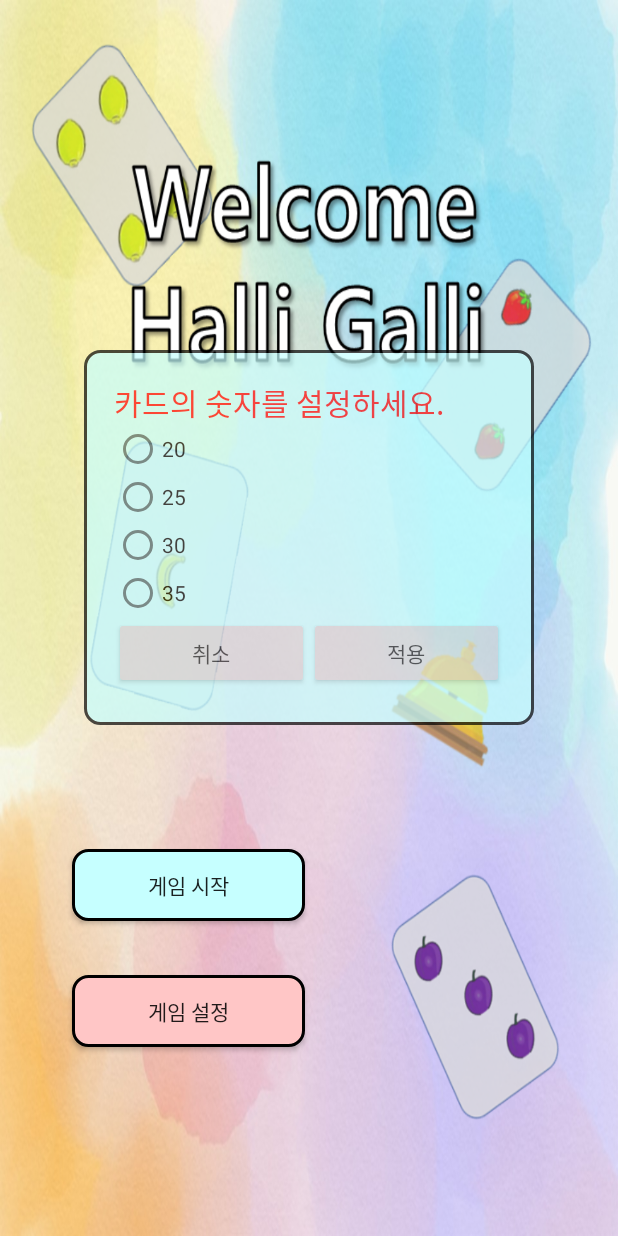
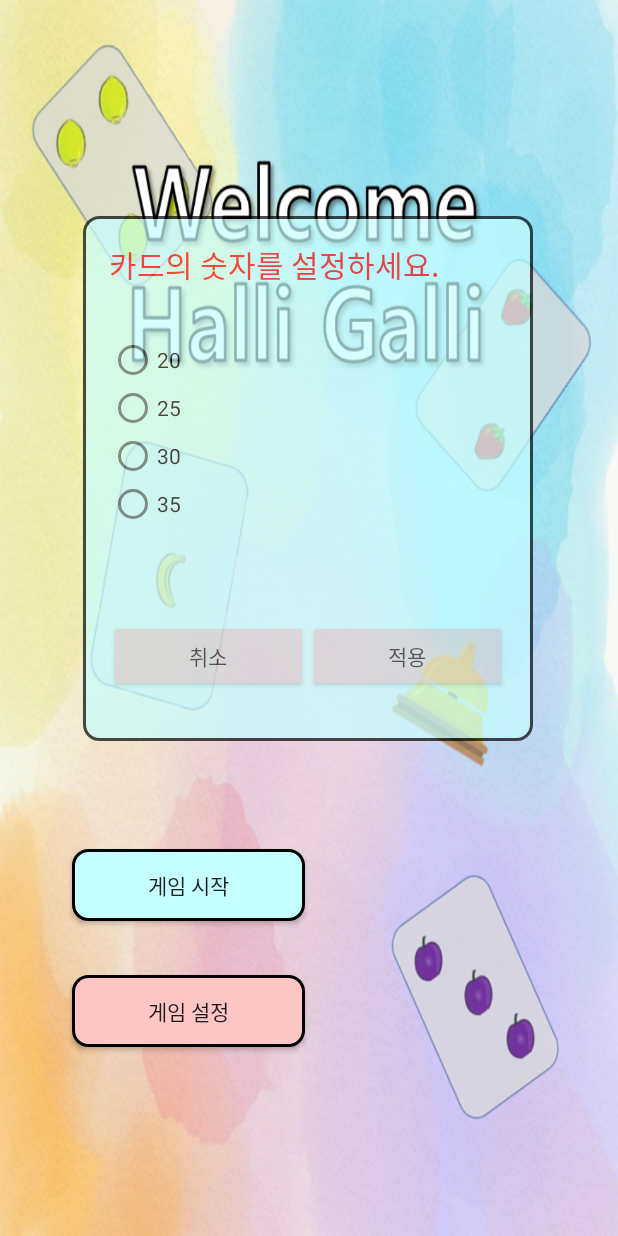
Before and after one commit to JungJae98/HalliGalli, an Android app: the screen it shows after launch (MainActivity), after a tap on "게임 설정", on a phone screen of 412 x 824 dp. Run offline under Robolectric (Android 15) with nearby library versions, the phone set to English and light mode, and no system bars.

```diff
--- a/app/src/main/java/kr/co/company/halligalli/GamePlayActivity.java
+++ b/app/src/main/java/kr/co/company/halligalli/GamePlayActivity.java
@@ -3,6 +3,7 @@
 import androidx.appcompat.app.AppCompatActivity;
 import android.content.DialogInterface;
 import android.content.Intent;
+import android.media.SoundPool;
 import android.os.Bundle;
 import android.os.Handler;
 import android.os.Message;
@@ -25,6 +26,9 @@
     ImageView p2_bell; //player2 벨
     int newCard; //카드 갯수 업데이트를 위한 임시 변수
     boolean messageSent = false; //핸들러 메시지 수신을 위한 불린형 변수
+    // 효과음을 사용하기위한 사운드 풇
+    private SoundPool soundPool;
+    private int soundId, dding;
     @Override
     protected void onCreate(Bundle savedInstanceState) {
         super.onCreate(savedInstanceState);
@@ -35,6 +39,14 @@
         p2_Tcard = (TextView) findViewById(R.id.p2_Tcard);
         p1_bell = (ImageView) findViewById(R.id.p1_bell);
         p2_bell = (ImageView) findViewById(R.id.p2_bell);
+
+        // 사운드풀 설정
+        soundPool = new SoundPool.Builder()
+                .setMaxStreams(1)
+                .build();
+        soundId = soundPool.load(this, R.raw.carddrow, 1);
+        dding = soundPool.load(this, R.raw.dding, 1);
+
         // 인스턴스로 받아온 카드로 카드 세팅
         setCardNum = getIntent().getIntExtra("playCardNum", 30);
         if(setCardNum == 0){
@@ -48,6 +60,7 @@
             p1_Tcard.setText(Integer.toString(setCardNum)); //세팅된 카드 카운팅 숫자를 출력
             p2_Tcard.setText(Integer.toString(setCardNum)); //세팅된 카드 카운팅 숫자를 출력
         }
+
 
 
 
@@ -76,6 +89,7 @@
                         p1_cardView.startAnimation(animation); //카드에 애니메이션 효과
                         p1_cardView.setAlpha(0.6f);
                         p2_cardView.setAlpha(1f);
+                        soundPool.play(soundId, 0.5f, 0.5f, 1, 0, 1f); //사운드 재생
                     }
                     player1.desCardcount(); //카드수 1 감소
                     card.addFieldCard(); // 필드 카드수 증가
@@ -127,6 +141,7 @@
                         p2_cardView.startAnimation(animation); //카드에 애니메이션 효과
                         p1_cardView.setAlpha(1f);
                         p2_cardView.setAlpha(0.6f);
+                        soundPool.play(soundId, 0.5f, 0.5f, 1, 0, 1f); //사운드 재생
                     }
                     player2.desCardcount(); //카드 수 1감소
                     card.addFieldCard(); // 필드 카드수 증가
@@ -318,6 +333,7 @@
                         p1_Tcard.setText(Integer.toString(newCard)); // 플레이어 카드 카운트 업데이트
                         card.resetFieldCard(); // 필드 카드 초기화
                         p1_bell.startAnimation(animation); //카드에 애니메이션 효과
+                        soundPool.play(dding, 1f, 1f, 1, 0, 1f); //사운드 재생
 
                         // bell 투명도 조절
                         p1_bell.setAlpha(0.3f);
@@ -339,6 +355,7 @@
                         p2_Tcard.setText(Integer.toString(newCard)); // 플레이어 카드 카운트 업데이트
                         card.resetFieldCard(); // 필드카드 초기화
                         p2_bell.startAnimation(animation); //카드에 애니메이션 효과
+                        soundPool.play(dding, 1f, 1f, 1, 0, 1f); //사운드 재생
 
                         // bell 투명도 조절
                         p1_bell.setAlpha(0.3f);
--- a/app/src/main/java/kr/co/company/halligalli/MainActivity.java
+++ b/app/src/main/java/kr/co/company/halligalli/MainActivity.java
@@ -8,6 +8,7 @@
 import android.content.Context;
 import android.content.DialogInterface;
 import android.content.Intent;
+import android.media.SoundPool;
 import android.os.Bundle;
 import android.os.Handler;
 import android.os.Message;
@@ -24,15 +25,20 @@
 public class MainActivity extends AppCompatActivity implements OnDataPassListener {
     int selectCardNum_M;
 
+    // 효과음을 사용하기위한 사운드 풇
+    private SoundPool soundPool;
+    private int soundId;
+
     @Override
     protected void onCreate(Bundle savedInstanceState) {
         super.onCreate(savedInstanceState);
         setContentView(R.layout.activity_main);
 
-//        //프래그먼트를 사용하기 위해 가져옴
-//        FragmentManager fragmentManager = getSupportFragmentManager();
-//        FragmentTransaction transaction = fragmentManager.beginTransaction();
-
+        // 사운드풀 설정
+        soundPool = new SoundPool.Builder()
+                .setMaxStreams(1)
+                .build();
+        soundId = soundPool.load(this, R.raw.btn_touch, 1);
 
         //게임을 플레이할 수 있는 곳으로 이동동//
        Button goGameBtn = (Button) findViewById(R.id.goGameBtn);
@@ -42,6 +48,7 @@
                 Intent intent = new Intent(MainActivity.this, GamePlayActivity.class);
                 System.out.println(selectCardNum_M);
                 intent.putExtra("playCardNum", selectCardNum_M);
+                soundPool.play(soundId, 1f, 1f, 1, 0, 1f); //사운드 재생
                 startActivity(intent);
             }
         });
@@ -52,6 +59,7 @@
             @Override
             public void onClick(View view) {
                 //프래그먼트를 사용하기 위해 가져옴
+                soundPool.play(soundId, 1f, 1f, 1, 0, 1f); //사운드 재생
                 FragmentManager fragmentManager = getSupportFragmentManager();
                 FragmentTransaction transaction = fragmentManager.beginTransaction();
 
--- a/app/src/main/java/kr/co/company/halligalli/setting_fragment.java
+++ b/app/src/main/java/kr/co/company/halligalli/setting_fragment.java
@@ -1,6 +1,7 @@
 package kr.co.company.halligalli;
 
 import android.content.Context;
+import android.media.SoundPool;
 import android.os.Bundle;
 
 import androidx.annotation.NonNull;
@@ -27,6 +28,10 @@
     Button closeButton, saveButton;
     RadioButton radio20, radio25, radio30, radio35;
     private OnDataPassListener onDataPassListener;
+    // 효과음을 사용하기위한 사운드 풇
+    private SoundPool soundPool;
+    private int soundId;
+    private Context context;
 
 
 
@@ -45,9 +50,19 @@
 
 
 
+
+        // 사운드풀 설정
+        soundPool = new SoundPool.Builder()
+                .setMaxStreams(1)
+                .build();
+        soundId = soundPool.load(context, R.raw.btn_touch, 1);
+
+
+
         closeButton.setOnClickListener(new View.OnClickListener() {
             @Override
             public void onClick(View v) {
+                soundPool.play(soundId, 1f, 1f, 1, 0, 1f); //사운드 재생
                 // 버튼 클릭 시 프래그먼트 종료
                 FragmentManager fragmentManager = requireActivity().getSupportFragmentManager();
                 fragmentManager.beginTransaction().remove(setting_fragment.this).commit();
@@ -60,6 +75,7 @@
             @Override
             public void onClick(View view) {
                 // 라디오 버튼 선택 값을 저장하고 메인 액티비티로 전달
+                soundPool.play(soundId, 1f, 1f, 1, 0, 1f); //사운드 재생
                 int selectedId = radioGroup.getCheckedRadioButtonId();
                 switch (selectedId) {
                     case R.id.radioButton20:
@@ -107,5 +123,8 @@
         } catch (ClassCastException e){
             throw new ClassCastException(context.toString() + " must implement OnDataPassListener");
         }
+        this.context = context;
     }
+
+
 }
--- a/app/src/main/res/layout/activity_main.xml
+++ b/app/src/main/res/layout/activity_main.xml
@@ -7,15 +7,7 @@
     tools:context=".MainActivity"
     android:background="@drawable/back">
 
-    <FrameLayout
-        android:id="@+id/set_fragment"
-        android:layout_width="300dp"
-        android:layout_height="250dp"
-        app:layout_constraintBottom_toBottomOf="parent"
-        app:layout_constraintEnd_toEndOf="parent"
-        app:layout_constraintStart_toStartOf="parent"
-        app:layout_constraintTop_toTopOf="parent"
-        app:layout_constraintVertical_bias="0.407" />
+
 
     <Button
         android:id="@+id/goGameBtn"
@@ -43,7 +35,17 @@
         app:layout_constraintTop_toTopOf="parent"
         app:layout_constraintVertical_bias="0.838" />
 
-
+    <FrameLayout
+        android:id="@+id/set_fragment"
+        android:layout_width="300dp"
+        android:layout_height="350dp"
+        android:foregroundGravity="center"
+        app:layout_constraintBottom_toBottomOf="parent"
+        app:layout_constraintEnd_toEndOf="parent"
+        app:layout_constraintHorizontal_bias="0.495"
+        app:layout_constraintStart_toStartOf="parent"
+        app:layout_constraintTop_toTopOf="parent"
+        app:layout_constraintVertical_bias="0.304" />
 
 
 </androidx.constraintlayout.widget.ConstraintLayout>
--- a/app/src/main/res/layout/fragment_setting_fragment.xml
+++ b/app/src/main/res/layout/fragment_setting_fragment.xml
@@ -2,18 +2,20 @@
 <FrameLayout xmlns:android="http://schemas.android.com/apk/res/android"
     xmlns:tools="http://schemas.android.com/tools"
     android:layout_width="300dp"
-    android:layout_height="250dp"
+    android:layout_height="350dp"
     tools:context=".setting_fragment"
     android:background="@drawable/round_p1"
-    android:alpha="0.7">
+    android:alpha="0.7"
+    android:layout_gravity="center">
     <LinearLayout
         android:layout_width="match_parent"
         android:layout_height="match_parent"
         android:orientation="vertical"
-        android:layout_margin="20dp">
+        android:layout_margin="17dp">
         <TextView
             android:layout_width="wrap_content"
-            android:layout_height="wrap_content"
+            android:layout_height="0dp"
+            android:layout_weight="1"
             android:text="카드의 숫자를 설정하세요."
             android:textColor="#ff0000"
             android:textSize="20dp" />
@@ -21,8 +23,9 @@
 
         <RadioGroup
             android:id="@+id/radioGroup"
+            android:layout_weight="3"
             android:layout_width="match_parent"
-            android:layout_height="wrap_content" >
+            android:layout_height="0dp" >
 
             <RadioButton
                 android:id="@+id/radioButton20"
@@ -54,7 +57,8 @@
         </RadioGroup>
         <LinearLayout
             android:layout_width="match_parent"
-            android:layout_height="wrap_content"
+            android:layout_height="0dp"
+            android:layout_weight="1"
             android:orientation="horizontal">
             <Button
                 android:id="@+id/closeButton"
--- a/app/src/main/res/values-night/themes.xml
+++ b/app/src/main/res/values-night/themes.xml
@@ -1,6 +1,6 @@
 <resources xmlns:tools="http://schemas.android.com/tools">
     <!-- Base application theme. -->
-    <style name="Theme.HalliGalli" parent="Theme.MaterialComponents.DayNight.DarkActionBar">
+    <style name="Theme.HalliGalli" parent="Theme.AppCompat.DayNight.DarkActionBar">
         <!-- Primary brand color. -->
         <item name="colorPrimary">@color/purple_200</item>
         <item name="colorPrimaryVariant">@color/purple_700</item>
@@ -12,5 +12,6 @@
         <!-- Status bar color. -->
         <item name="android:statusBarColor">?attr/colorPrimaryVariant</item>
         <!-- Customize your theme here. -->
+        <item name="windowNoTitle">true</item>
     </style>
 </resources>
```
Also changed, not shown: 4 other files.
